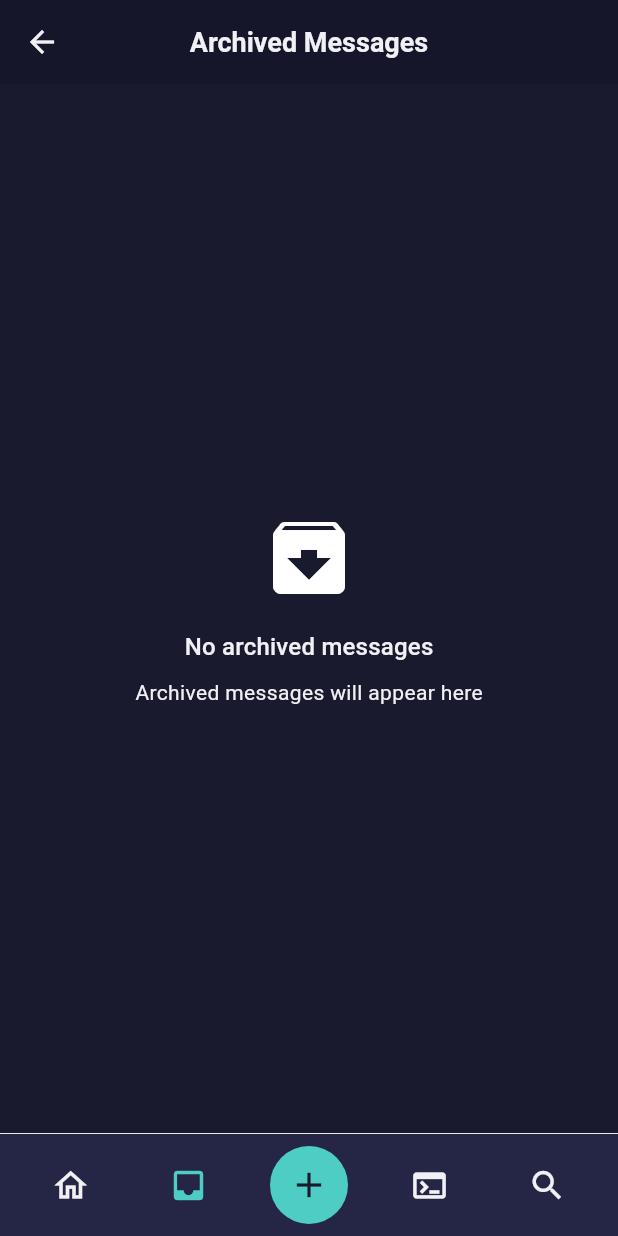
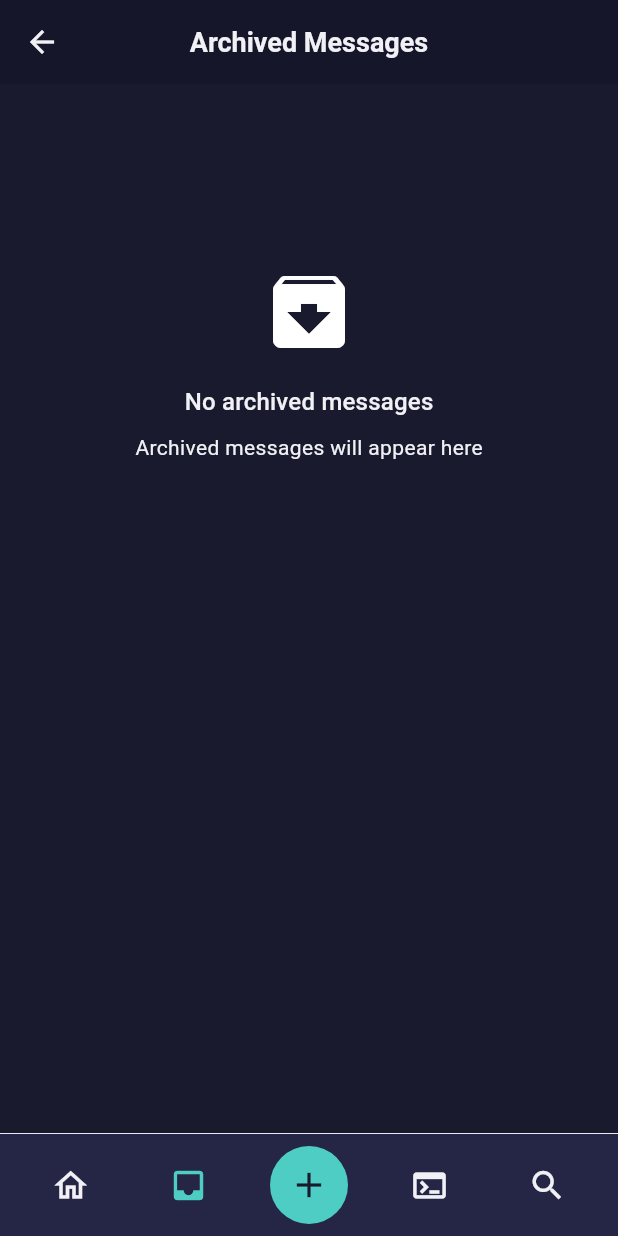
Before and after one commit to rezzedai/cachebash, a Flutter app: the ArchivedMessagesScreen screen opened by its route, on a phone screen of 412 x 824 dp. Run offline on Flutter 3.47's test engine with Material 3 defaults, Android fonts, the phone set to English and light mode, and no system bars; our stand-ins replace cloud_firestore, firebase_auth, firebase_core, firebase_crashlytics, firebase_messaging, flutter_riverpod and 3 more; missing offline and left inert: app_settings, encrypt, flutter_app_badger; accounts and stored records are empty; generated files the repository leaves out were written again.

Commit message:
fix: make archived messages error/empty states scrollable for pull-to-refresh (#11)
Co-authored-by: feelgreatfoodie <feelgreatfoodie@users.noreply.github.com>

```diff
--- a/app/lib/screens/messages/archived_messages_screen.dart
+++ b/app/lib/screens/messages/archived_messages_screen.dart
@@ -145,15 +145,38 @@ class ArchivedMessagesScreen extends ConsumerWidget {
         },
         child: archivedMessages.when(
           loading: () => const Center(child: CircularProgressIndicator()),
-          error: (error, stack) => Center(
+          error: (error, stack) => ListView(
+            children: [
+              const SizedBox(height: 120),
+              Center(
                 child: Padding(
                   padding: const EdgeInsets.all(16),
-              child: Text('Error: $error'),
+                  child: Column(
+                    children: [
+                      Icon(
+                        Icons.error_outline,
+                        size: 48,
+                        color: Theme.of(context).colorScheme.error,
                       ),
+                      const SizedBox(height: 16),
+                      Text(
+                        'Pull down to retry',
+                        style: Theme.of(context).textTheme.bodyMedium?.copyWith(
+                              color: Theme.of(context).colorScheme.onSurfaceVariant,
+                            ),
+                      ),
+                    ],
+                  ),
+                ),
+              ),
+            ],
           ),
           data: (messages) {
             if (messages.isEmpty) {
-              return Center(
+              return ListView(
+                children: [
+                  const SizedBox(height: 120),
+                  Center(
                     child: Column(
                       mainAxisAlignment: MainAxisAlignment.center,
                       children: [
@@ -177,6 +200,8 @@ class ArchivedMessagesScreen extends ConsumerWidget {
                         ),
                       ],
                     ),
+                  ),
+                ],
               );
             }
 
```
Lines whose indentation alone changed are shown as unchanged.
